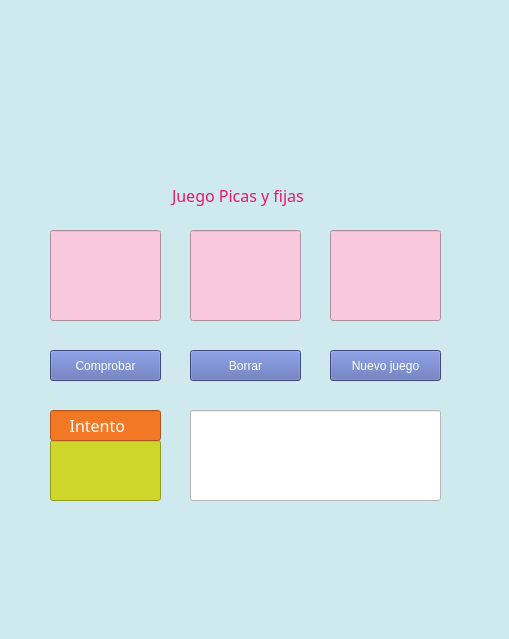
Old version of the form Unidad 2/Practicas/PP03_Picasyfijas.ui in the repository celineazs/PIP_2025_1_Eq3.
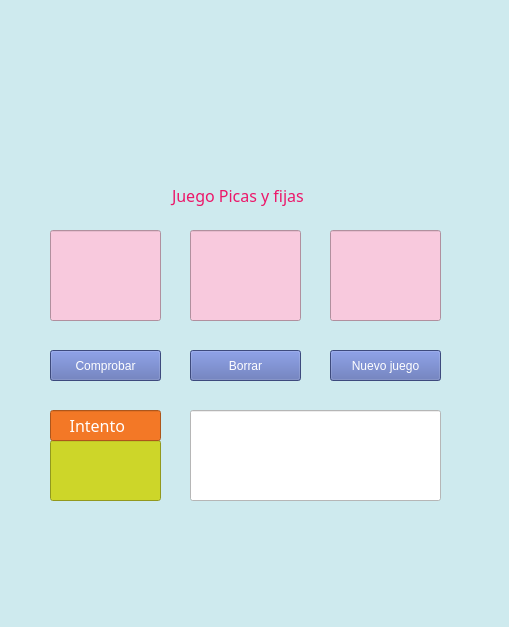
New version of the form. Icons and pictures are not drawn.

What changed in the file:
```diff
--- a/Unidad 2/Practicas/PP03_Picasyfijas.ui
+++ b/Unidad 2/Practicas/PP03_Picasyfijas.ui
@@ -7,7 +7,7 @@
     <x>0</x>
     <y>0</y>
     <width>509</width>
-    <height>639</height>
+    <height>627</height>
    </rect>
   </property>
   <property name="font">
```
